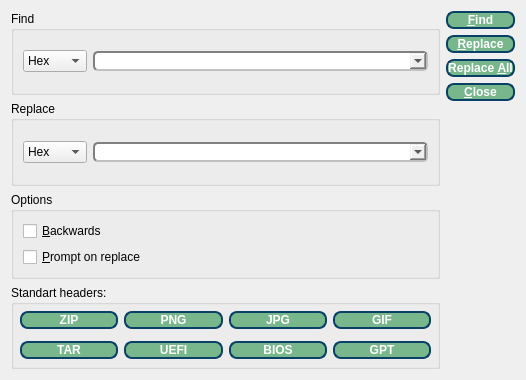
First picture: the form in IMSProg_programmer/searchdialog.ui, repository bigbigmdm/IMSProg, before the edit.
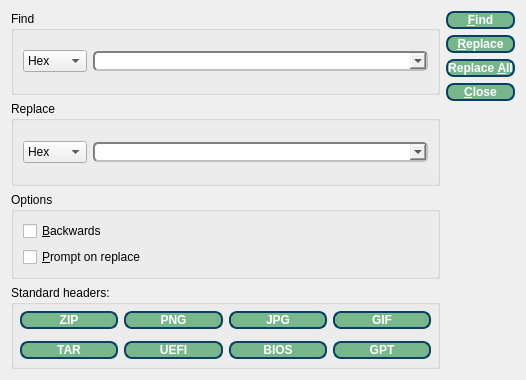
Second picture: the form after the edit.

```diff
--- a/IMSProg_programmer/searchdialog.ui
+++ b/IMSProg_programmer/searchdialog.ui
@@ -131,7 +131,7 @@
        <item>
         <widget class="QGroupBox" name="gbHeaders">
          <property name="title">
-          <string>Standart headers:</string>
+          <string>Standard headers:</string>
          </property>
          <layout class="QVBoxLayout" name="verticalLayout_5">
           <property name="spacing">
```
